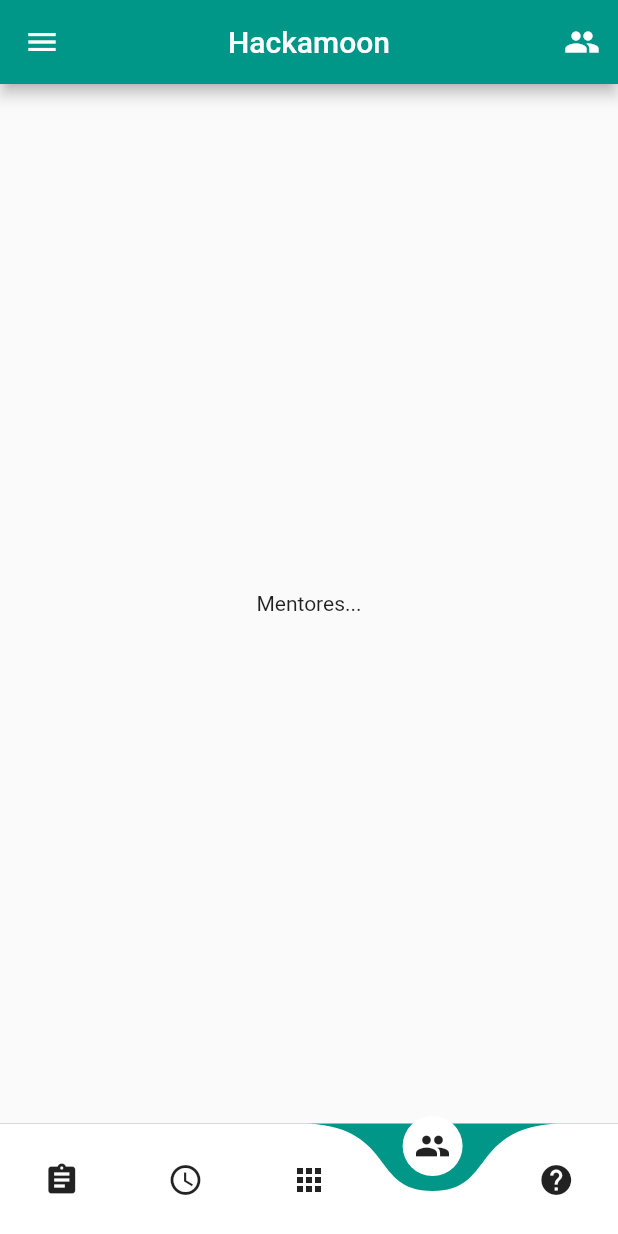
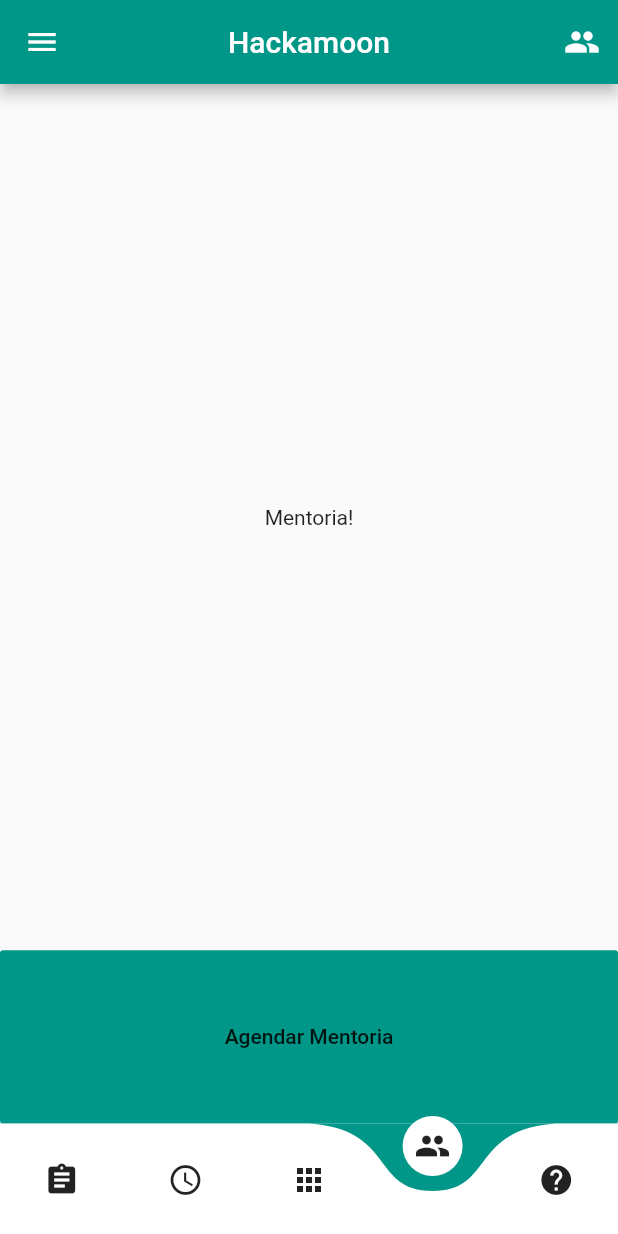
Before and after one commit to KyleKun/hackamoon, a Flutter app: the screen it shows after launch, item 4 of the bottom bar chosen, on a phone screen of 412 x 824 dp. Run offline on Flutter 3.47's test engine with Material 2 defaults, Android fonts, the phone set to English and light mode, and no system bars; drawn by our look-alikes of curved_navigation_bar.

Commit message:
Test dev

```diff
--- a/lib/mentorship_page.dart
+++ b/lib/mentorship_page.dart
@@ -3,12 +3,36 @@ import 'package:flutter/material.dart';
 class MentorshipPage extends StatelessWidget {
   @override
   Widget build(BuildContext context) {
-    return Scaffold(
-      body: Container(
-        child: Center(
-          child: Text('Mentores...'),
-        ),
-      ),
+    return Column(
+      mainAxisAlignment: MainAxisAlignment.spaceBetween,
+      crossAxisAlignment: CrossAxisAlignment.stretch,
+      children: <Widget>[
+         Expanded(
+          flex: 5,
+          child: Padding(padding: EdgeInsets.all(10.0),
+            child: Center(
+              child: Text("Mentoria!"
+              ) ,
+            ),
+          ),
+         ),
+         Expanded(
+           child: FlatButton(
+              color: Colors.teal,
+              //textColor: Colors.white,
+              disabledColor: Colors.grey,
+              disabledTextColor: Colors.black,
+              padding: EdgeInsets.all(0),
+              splashColor: Colors.blueAccent,
+             onPressed: () {
+               /*...*/
+              },
+            child: Text(
+              "Agendar Mentoria",
+            ),
+            ),
+          )
+      ]
     );
   }
 }
```
